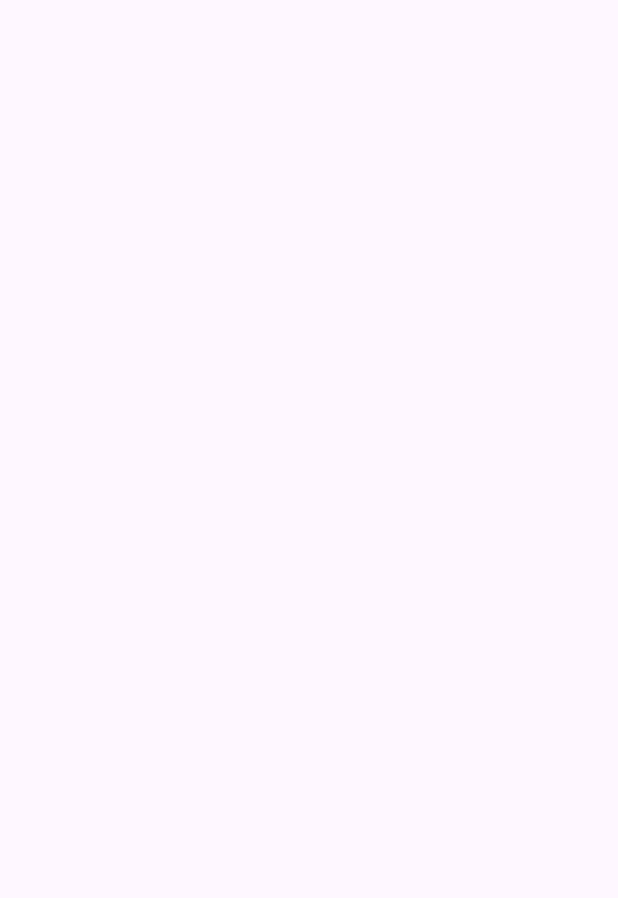
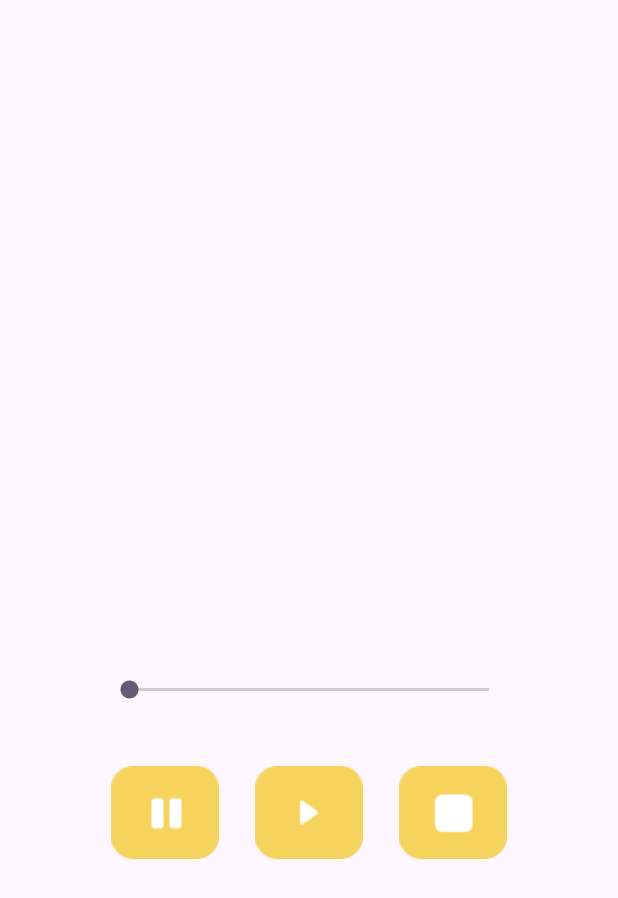
Before and after one commit to MacScherer/MediaPlayerExercice, an Android app: the screen it shows after launch (MainActivity), on a phone screen of 412 x 824 dp. Before the commit the part shown is empty. Shown: the top 898 px of the screen. Run offline under Robolectric (Android 15) with nearby library versions, the phone set to English and light mode, and no system bars.

Commit message:
"pause" + "play" + "stop" implemented

```diff
--- a/app/src/main/java/com/example/mediaplayerexercice/MainActivity.java
+++ b/app/src/main/java/com/example/mediaplayerexercice/MainActivity.java
@@ -2,13 +2,60 @@ package com.example.mediaplayerexercice;
 
 import androidx.appcompat.app.AppCompatActivity;
 
+import android.media.Image;
+import android.media.MediaParser;
+import android.media.MediaPlayer;
 import android.os.Bundle;
+import android.widget.ImageButton;
+import android.widget.SeekBar;
+import android.widget.Toast;
 
 public class MainActivity extends AppCompatActivity {
-
+    private SeekBar seekBarVolume;
+    private ImageButton imageButtonPause, imageButtonPlay, imageButtonStop;
+    private MediaPlayer mediaPlayer;
     @Override
     protected void onCreate(Bundle savedInstanceState) {
         super.onCreate(savedInstanceState);
         setContentView(R.layout.activity_main);
+
+        seekBarVolume = findViewById(R.id.seekBarVolume);
+        imageButtonPause = findViewById(R.id.imageButtonPause);
+        imageButtonPlay = findViewById(R.id.imageButtonPlay);
+        imageButtonStop = findViewById(R.id.imageButtonStop);
+
+        loadMedia();
+
+        imageButtonPlay.setOnClickListener(v -> {
+            playMedia();
+        });
+
+        imageButtonPause.setOnClickListener(v -> {
+            pauseMedia();
+        });
+        imageButtonStop.setOnClickListener(v -> {
+            stopMedia();
+        });
     }
+
+    private void loadMedia() {
+        mediaPlayer = MediaPlayer.create(getApplicationContext(), R.raw.bach);
+    }
+
+    public void pauseMedia(){
+        if (mediaPlayer.isPlaying()){
+            mediaPlayer.pause();
+        }
+   }
+   public void playMedia(){
+        if (mediaPlayer != null){
+            mediaPlayer.start();
+        }
+   }
+   public void stopMedia(){
+        if (mediaPlayer.isPlaying()){
+            mediaPlayer.stop();
+            loadMedia();
+        }
+   }
 }
--- a/app/src/main/res/layout/activity_main.xml
+++ b/app/src/main/res/layout/activity_main.xml
@@ -4,4 +4,52 @@
     xmlns:tools="http://schemas.android.com/tools"
     android:layout_width="match_parent"
     android:layout_height="match_parent"
-    tools:context=".MainActivity"/>
+    tools:context=".MainActivity">
+
+    <SeekBar
+        android:id="@+id/seekBarVolume"
+        android:layout_width="0dp"
+        android:layout_height="wrap_content"
+        android:layout_marginStart="70dp"
+        android:layout_marginEnd="70dp"
+        android:layout_marginBottom="32dp"
+        app:layout_constraintBottom_toTopOf="@+id/imageButtonPlay"
+        app:layout_constraintEnd_toEndOf="parent"
+        app:layout_constraintStart_toStartOf="parent" />
+
+    <ImageButton
+        android:id="@+id/imageButtonPlay"
+        android:layout_width="wrap_content"
+        android:layout_height="wrap_content"
+        android:backgroundTint="@android:color/transparent"
+        app:layout_constraintEnd_toStartOf="@+id/imageButtonStop"
+        app:layout_constraintHorizontal_bias="0.5"
+        app:layout_constraintStart_toEndOf="@+id/imageButtonPause"
+        app:layout_constraintTop_toTopOf="@+id/imageButtonStop"
+        app:srcCompat="@drawable/play" />
+
+    <ImageButton
+        android:id="@+id/imageButtonPause"
+        android:layout_width="wrap_content"
+        android:layout_height="wrap_content"
+        android:backgroundTint="@android:color/transparent"
+        app:layout_constraintEnd_toStartOf="@+id/imageButtonPlay"
+        app:layout_constraintHorizontal_bias="0.5"
+        app:layout_constraintHorizontal_chainStyle="packed"
+        app:layout_constraintStart_toStartOf="parent"
+        app:layout_constraintTop_toTopOf="@+id/imageButtonPlay"
+        app:srcCompat="@drawable/pause" />
+
+    <ImageButton
+        android:id="@+id/imageButtonStop"
+        android:layout_width="wrap_content"
+        android:layout_height="wrap_content"
+        android:layout_marginBottom="241dp"
+        android:backgroundTint="@android:color/transparent"
+        app:layout_constraintBottom_toBottomOf="parent"
+        app:layout_constraintEnd_toEndOf="parent"
+        app:layout_constraintHorizontal_bias="0.5"
+        app:layout_constraintStart_toEndOf="@+id/imageButtonPlay"
+        app:srcCompat="@drawable/stop" />
+
+</androidx.constraintlayout.widget.ConstraintLayout>
```
Also changed, not shown: 2 other files.
